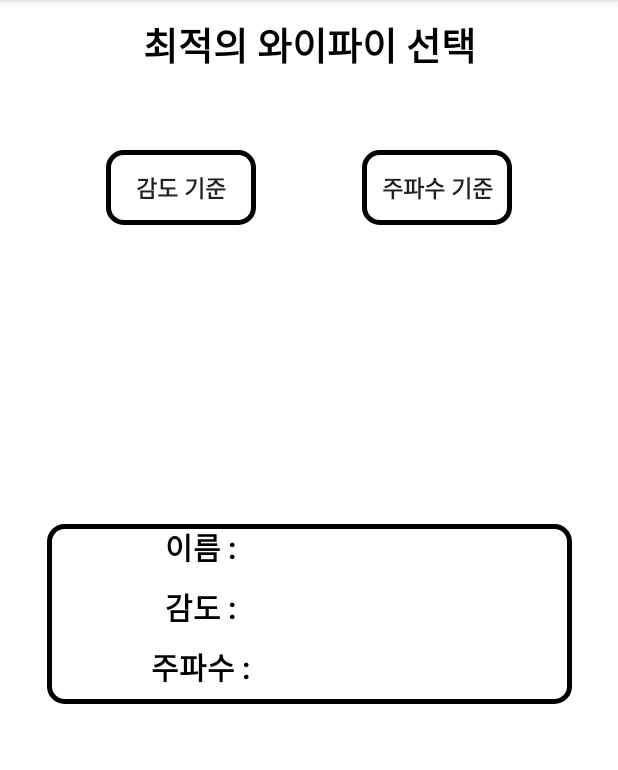
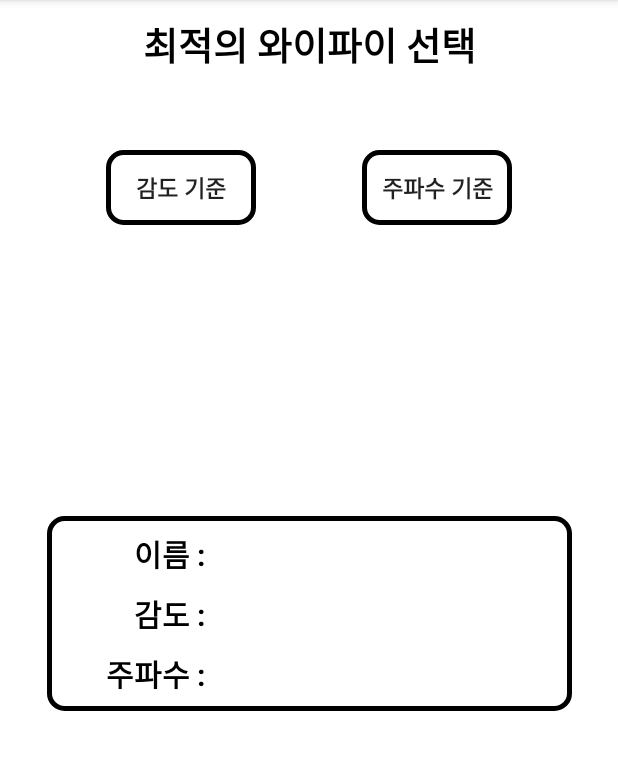
Before and after one commit to 99andrew99/wisee, an Android app: the ArRecommend screen opened directly, with no data from a screen before it, on a phone screen of 412 x 824 dp, the part 84-854 px from its top. Run offline under Robolectric (Android 15) with nearby library versions, the phone set to English and light mode, and no system bars.

Commit message:
ui 및 단위 표시 개선

```diff
--- a/app/src/main/java/com/example/wifee/ArCurrentwifi.java
+++ b/app/src/main/java/com/example/wifee/ArCurrentwifi.java
@@ -38,9 +38,9 @@ public class ArCurrentwifi extends AppCompatActivity {
         WifiInfo wifiInfo = wifiManager.getConnectionInfo();
         String ssid = wifiInfo.getSSID();
         ssidText.setText(ssid.substring(1,ssid.length()-1));
-        signalText.setText(Integer.toString(wifiInfo.getRssi()) + "dBm");
-        speedText.setText(Integer.toString(wifiInfo.getLinkSpeed()) + "Mbps");
-        frequencyText.setText(Integer.toString(wifiInfo.getFrequency()) + "MHz");
+        signalText.setText(Integer.toString(wifiInfo.getRssi()) + " dBm");
+        speedText.setText(Integer.toString(wifiInfo.getLinkSpeed()) + " Mbps");
+        frequencyText.setText(Integer.toString(wifiInfo.getFrequency()) + " MHz");
         int ipAddress = wifiInfo.getIpAddress();
         String stringIpAddress = String.format(
                 "%d.%d.%d.%d",
--- a/app/src/main/java/com/example/wifee/ArDetailAdapter.java
+++ b/app/src/main/java/com/example/wifee/ArDetailAdapter.java
@@ -44,8 +44,8 @@ public class ArDetailAdapter extends RecyclerView.Adapter<ArDetailAdapter.ViewHo
     public void onBindViewHolder(ViewHolder holder, int position) {
         MyDetailResult item = arDetailItems.get(position);
         holder.ssidDetailText.setText(item.getSSID());
-        holder.signalDetailText.setText(String.valueOf(item.getLevel()));
-        holder.frequencyDetailText.setText(String.valueOf(item.getFrequency()));
+        holder.signalDetailText.setText(String.valueOf(item.getLevel()) + " dBm");
+        holder.frequencyDetailText.setText(String.valueOf(item.getFrequency()) + " MHz");
         holder.macDetailText.setText(item.getBSSID());
 
         SimpleDateFormat sdf = new SimpleDateFormat("yyyy-MM-dd HH:mm:ss", Locale.getDefault());
--- a/app/src/main/res/layout/ar_wifi_recommend.xml
+++ b/app/src/main/res/layout/ar_wifi_recommend.xml
@@ -64,20 +64,19 @@
         android:background="@drawable/rounded_button"
         >
 
-        <TableRow android:layout_marginBottom="10dp">
+        <TableRow android:layout_marginBottom="10dp"
+            android:layout_marginTop="10dp">
             <TextView
+                android:gravity="right"
+                android:text="이름 : "
+                android:textColor="@android:color/black"
+                android:textSize="20sp"
+                android:textStyle="bold" />
+            <TextView
+                android:layout_width="200dp"
                 android:textSize="20sp"
                 android:textColor="@android:color/black"
-                android:textStyle="bold"
-                android:layout_column="0"
-                android:text="이름 : "
-                android:textAlignment="center"
-                />
-            <TextView
-                android:textSize="20sp"
-                android:textColor="@android:color/black"
-                android:textStyle="bold"
-                android:textAlignment="center"
+                android:gravity="left"
                 android:layout_column="1"
                 android:id="@+id/arRecommendNameText"
                 android:text="" />
@@ -89,12 +88,13 @@
                 android:textSize="20sp"
                 android:textColor="@android:color/black"
                 android:textStyle="bold"
-                android:textAlignment="center"
+                android:gravity="right"
                 android:layout_column="0"
                 android:text="감도 : " />
             <TextView
                 android:textSize="20sp"
-                android:textAlignment="center"
+                android:gravity="left"
+                android:textColor="@android:color/black"
                 android:layout_column="1"
                 android:id="@+id/arRecommendSignalText"
                 android:text="" />
@@ -106,26 +106,16 @@
                 android:textSize="20sp"
                 android:textColor="@android:color/black"
                 android:textStyle="bold"
-                android:textAlignment="center"
+                android:gravity="right"
                 android:layout_column="0"
                 android:text="주파수 : " />
             <TextView
                 android:textSize="20sp"
                 android:textColor="@android:color/black"
-                android:textStyle="bold"
-                android:textAlignment="center"
+                android:gravity="left"
                 android:layout_column="1"
                 android:id="@+id/arRecommendFrequencyText"
                 android:text="" />
         </TableRow>
-
-
-
-
     </TableLayout>
-
-
-
-
-
 </androidx.constraintlayout.widget.ConstraintLayout>
```
Also changed, not shown: app/src/main/java/com/example/wifee/ArDetail.java (+8 -7 lines), app/src/main/java/com/example/wifee/ArRecommend.java (+4 -4 lines), app/src/main/res/layout/ar_currentwifi.xml (+4 -9 lines), app/src/main/res/layout/ar_detail_item.xml (+16 -19 lines).
